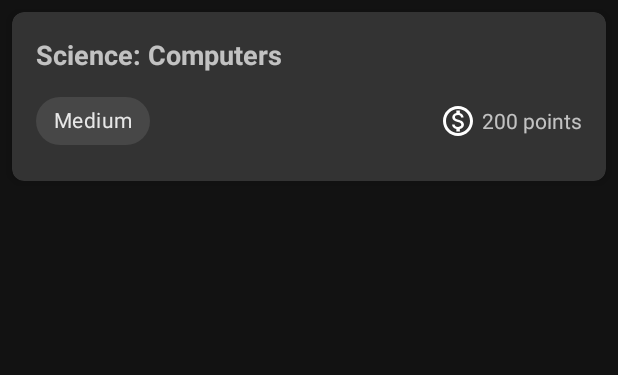
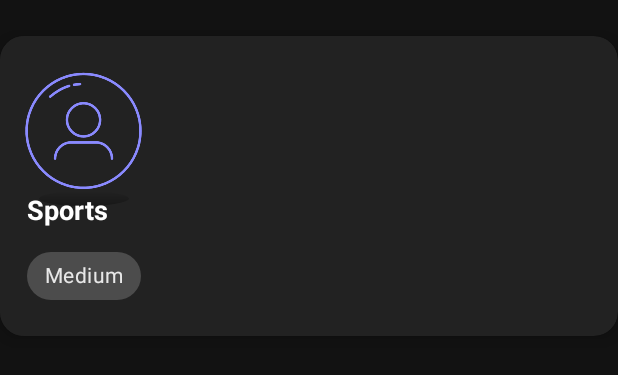
Before and after one commit to AhtishamShakeel/PixelPayout, an Android app: the layout item_quiz.xml on its own in the app's theme, with its tools: preview values and no code run, on a phone screen of 412 x 824 dp. Shown: the top 375 px of the screen. Run offline under Robolectric (Android 15) with nearby library versions, the phone set to English and light mode, and no system bars.

```diff
--- /dev/null
+++ b/app/src/main/res/drawable/shadow_drawable.xml
@@ -0,0 +1,6 @@
+<shape xmlns:android="http://schemas.android.com/apk/res/android" android:shape="oval">
+    <gradient
+        android:angle="90"
+        android:startColor="#50000000"
+        android:endColor="#00000000" />
+</shape>
--- a/app/src/main/res/layout/fragment_quiz_list.xml
+++ b/app/src/main/res/layout/fragment_quiz_list.xml
@@ -29,8 +29,9 @@
             <androidx.recyclerview.widget.RecyclerView
                 android:id="@+id/recyclerView"
                 android:layout_width="match_parent"
-                android:layout_height="match_parent"
+                android:layout_height="wrap_content"
                 android:clipToPadding="false"
+                android:clipChildren="false"
                 android:padding="8dp" />
 
         </androidx.swiperefreshlayout.widget.SwipeRefreshLayout>
--- a/app/src/main/res/layout/item_quiz.xml
+++ b/app/src/main/res/layout/item_quiz.xml
@@ -1,28 +1,61 @@
 <?xml version="1.0" encoding="utf-8"?>
-<com.google.android.material.card.MaterialCardView xmlns:android="http://schemas.android.com/apk/res/android"
+
+<androidx.cardview.widget.CardView
+    xmlns:android="http://schemas.android.com/apk/res/android"
     xmlns:app="http://schemas.android.com/apk/res-auto"
     xmlns:tools="http://schemas.android.com/tools"
     android:layout_width="match_parent"
-    android:layout_height="wrap_content"
-    android:layout_margin="8dp"
-    app:cardCornerRadius="8dp"
-    app:cardElevation="4dp">
+    android:layout_height="200dp"
+    app:cardCornerRadius="16dp"
+    android:layout_marginTop="@dimen/spacing_large"
+    app:cardBackgroundColor="#222222"
+    app:cardElevation="8dp">
+    <androidx.constraintlayout.widget.ConstraintLayout
+        android:layout_width="wrap_content"
+        android:layout_height="match_parent"
+        android:background="#222222"
+        android:padding="16dp"
+        android:clipChildren="false"
+        android:clipToPadding="false">
 
-    <androidx.constraintlayout.widget.ConstraintLayout
+        <!-- Floating Image -->
+        <ImageView
+            android:id="@+id/floatingImage"
+            android:layout_width="80dp"
+            android:layout_height="80dp"
+            android:src="@drawable/ic_user"
+            app:layout_constraintBottom_toTopOf="@+id/textContainer"
+            app:layout_constraintStart_toStartOf="parent"
+            app:layout_constraintEnd_toEndOf="parent"
+            android:elevation="10dp" />
+        <View
+            android:id="@+id/shadowView"
+            android:layout_width="60dp"
+            android:layout_height="10dp"
+            android:layout_marginBottom="3dp"
+            android:background="@drawable/shadow_drawable"
+            app:layout_constraintTop_toBottomOf="@id/floatingImage"
+            app:layout_constraintStart_toStartOf="@id/floatingImage"
+            app:layout_constraintEnd_toEndOf="@id/floatingImage" />
+
+        <!-- Text Container -->
+        <LinearLayout
+            android:id="@+id/textContainer"
             android:layout_width="match_parent"
             android:layout_height="wrap_content"
-        android:padding="16dp">
+            android:orientation="vertical"
+            app:layout_constraintBottom_toBottomOf="parent"
+            app:layout_constraintStart_toStartOf="parent"
+            app:layout_constraintEnd_toEndOf="parent">
 
             <TextView
                 android:id="@+id/titleText"
-            android:layout_width="0dp"
+                android:layout_width="wrap_content"
                 android:layout_height="wrap_content"
+                android:text="Sports"
+                android:textColor="#FFFFFF"
                 android:textSize="18sp"
-            android:textStyle="bold"
-            app:layout_constraintEnd_toEndOf="parent"
-            app:layout_constraintStart_toStartOf="parent"
-            app:layout_constraintTop_toTopOf="parent"
-            tools:text="Science: Computers" />
+                android:textStyle="bold"/>
 
             <com.google.android.material.chip.Chip
                 android:id="@+id/difficultyChip"
@@ -32,18 +65,8 @@
                 app:layout_constraintStart_toStartOf="parent"
                 app:layout_constraintTop_toBottomOf="@id/titleText"
                 tools:text="Medium" />
-
-        <TextView
-            android:id="@+id/pointsText"
-            android:layout_width="wrap_content"
-            android:layout_height="wrap_content"
-            android:drawablePadding="4dp"
-            android:gravity="center_vertical"
-            app:drawableStartCompat="@drawable/ic_points"
-            app:layout_constraintBottom_toBottomOf="@id/difficultyChip"
-            app:layout_constraintEnd_toEndOf="parent"
-            app:layout_constraintTop_toTopOf="@id/difficultyChip"
-            tools:text="200 points" />
+        </LinearLayout>
 
     </androidx.constraintlayout.widget.ConstraintLayout>
-</com.google.android.material.card.MaterialCardView>
+
+</androidx.cardview.widget.CardView>
```
Also changed, not shown: app/src/main/java/com/example/pixelpayout/ui/quiz/QuizAdapter.kt (+11 -2 lines), app/src/main/java/com/example/pixelpayout/ui/quiz/QuizListFragment.kt (+6 -1 lines), app/src/main/java/com/example/pixelpayout/ui/quiz/QuizListViewModel.kt (+32 -31 lines), app/src/main/java/com/example/pixelpayout/utils/SpacingItemDecoration.kt (added, +27 -0 lines). Lines whose indentation alone changed are shown as unchanged.
